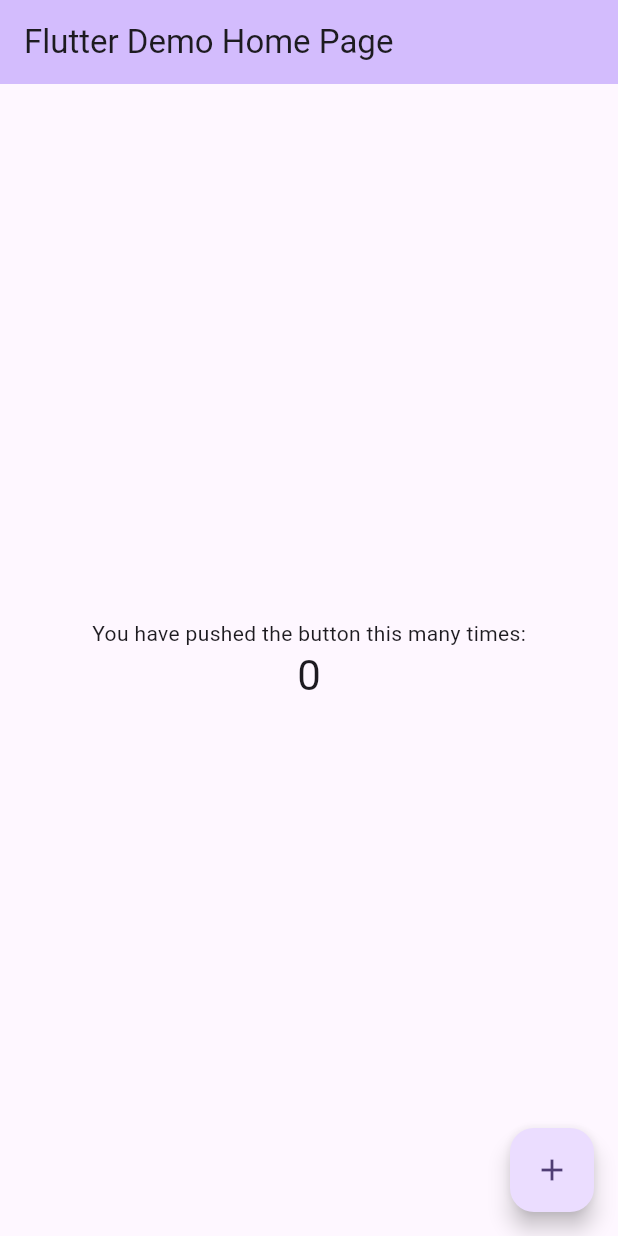
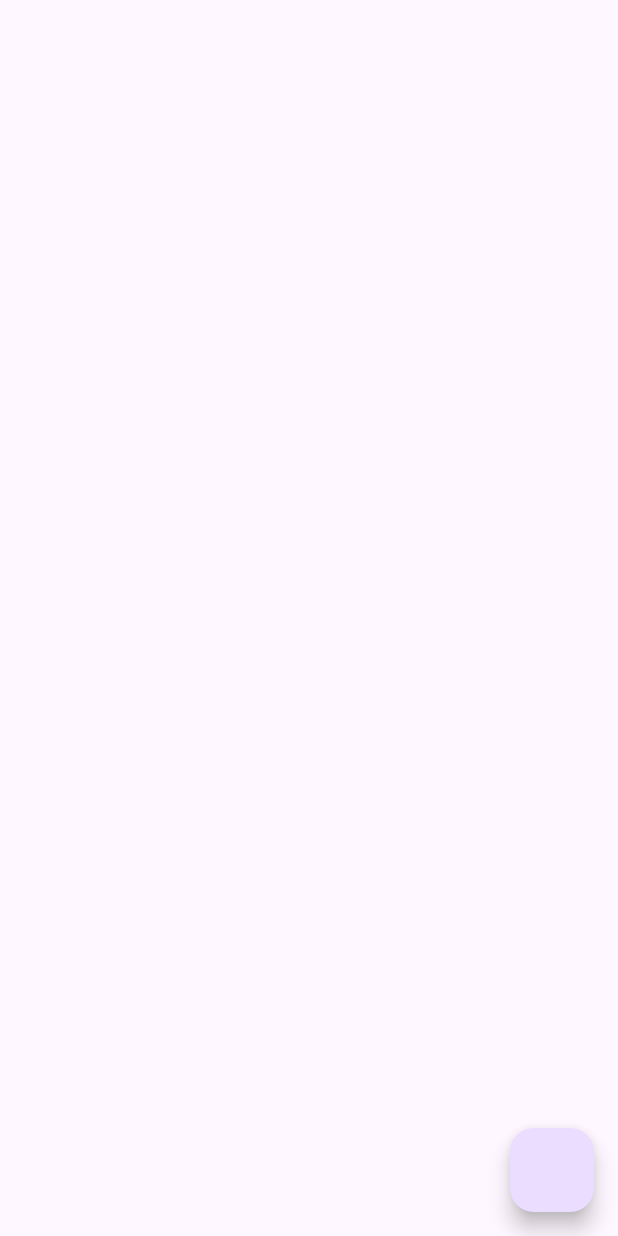
Before and after one commit to manaralbogha/Patient_app, a Flutter app: the screen it shows after launch, on a phone screen of 412 x 824 dp. Run offline on Flutter 3.47's test engine with Material 2 defaults, Android fonts, the phone set to English and light mode, and no system bars; our stand-ins replace shared_preferences.

Commit message:
تهيئة تابع ال main

```diff
--- a/lib/main.dart
+++ b/lib/main.dart
@@ -1,110 +1,40 @@
 import 'package:flutter/material.dart';
 
 void main() {
-  runApp(const MyApp());
+  runApp(const PatientApp());
 }
 
-class MyApp extends StatelessWidget {
-  const MyApp({super.key});
+class PatientApp extends StatelessWidget {
+  const PatientApp({super.key});
 
-  // This widget is the root of your application.
   @override
   Widget build(BuildContext context) {
     return MaterialApp(
-      title: 'Flutter Demo',
       theme: ThemeData(
-        colorScheme: ColorScheme.fromSeed(seedColor: Colors.deepPurple),
         useMaterial3: true,
       ),
-      home: const MyHomePage(title: 'Flutter Demo Home Page'),
+      home: LoginView(),
     );
   }
 }
 
-class MyHomePage extends StatefulWidget {
-  const MyHomePage({super.key, required this.title});
-
-  // This widget is the home page of your application. It is stateful, meaning
-  // that it has a State object (defined below) that contains fields that affect
-  // how it looks.
-
-  // This class is the configuration for the state. It holds the values (in this
-  // case the title) provided by the parent (in this case the App widget) and
-  // used by the build method of the State. Fields in a Widget subclass are
-  // always marked "final".
-
-  final String title;
-
-  @override
-  State<MyHomePage> createState() => _MyHomePageState();
-}
-
-class _MyHomePageState extends State<MyHomePage> {
-  int _counter = 0;
-
-  void _incrementCounter() {
-    setState(() {
-      // This call to setState tells the Flutter framework that something has
-      // changed in this State, which causes it to rerun the build method below
-      // so that the display can reflect the updated values. If we changed
-      // _counter without calling setState(), then the build method would not be
-      // called again, and so nothing would appear to happen.
-      _counter++;
-    });
-  }
+class LoginView extends StatelessWidget {
+  const LoginView({super.key});
 
   @override
   Widget build(BuildContext context) {
-    // This method is rerun every time setState is called, for instance as done
-    // by the _incrementCounter method above.
-    //
-    // The Flutter framework has been optimized to make rerunning build methods
-    // fast, so that you can just rebuild anything that needs updating rather
-    // than having to individually change instances of widgets.
     return Scaffold(
-      appBar: AppBar(
-        // TRY THIS: Try changing the color here to a specific color (to
-        // Colors.amber, perhaps?) and trigger a hot reload to see the AppBar
-        // change color while the other colors stay the same.
-        backgroundColor: Theme.of(context).colorScheme.inversePrimary,
-        // Here we take the value from the MyHomePage object that was created by
-        // the App.build method, and use it to set our appbar title.
-        title: Text(widget.title),
-      ),
-      body: Center(
-        // Center is a layout widget. It takes a single child and positions it
-        // in the middle of the parent.
-        child: Column(
-          // Column is also a layout widget. It takes a list of children and
-          // arranges them vertically. By default, it sizes itself to fit its
-          // children horizontally, and tries to be as tall as its parent.
-          //
-          // Column has various properties to control how it sizes itself and
-          // how it positions its children. Here we use mainAxisAlignment to
-          // center the children vertically; the main axis here is the vertical
-          // axis because Columns are vertical (the cross axis would be
-          // horizontal).
-          //
-          // TRY THIS: Invoke "debug painting" (choose the "Toggle Debug Paint"
-          // action in the IDE, or press "p" in the console), to see the
-          // wireframe for each widget.
-          mainAxisAlignment: MainAxisAlignment.center,
-          children: <Widget>[
-            const Text(
-              'You have pushed the button this many times:',
-            ),
-            Text(
-              '$_counter',
-              style: Theme.of(context).textTheme.headlineMedium,
-            ),
-          ],
-        ),
-      ),
-      floatingActionButton: FloatingActionButton(
-        onPressed: _incrementCounter,
-        tooltip: 'Increment',
-        child: const Icon(Icons.add),
-      ), // This trailing comma makes auto-formatting nicer for build methods.
+      body: const LoginViewBody(),
+      floatingActionButton: FloatingActionButton(onPressed: () {}),
     );
   }
 }
+
+class LoginViewBody extends StatelessWidget {
+  const LoginViewBody({super.key});
+
+  @override
+  Widget build(BuildContext context) {
+    return Container();
+  }
+}
```
Also changed, not shown: 1 other file.
